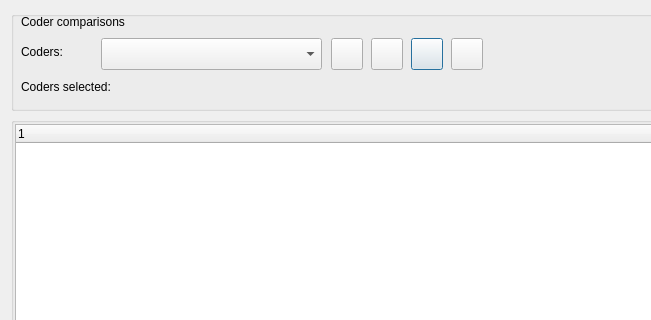
This is GUI_UIs/ui_dialog_report_comparisons.ui in ccbogel/QualCoder as Qt 5 draws it before an edit; both pictures show x 0 to 651 and y 0 to 320 of the 804 by 606 pixel window. The edited form follows.
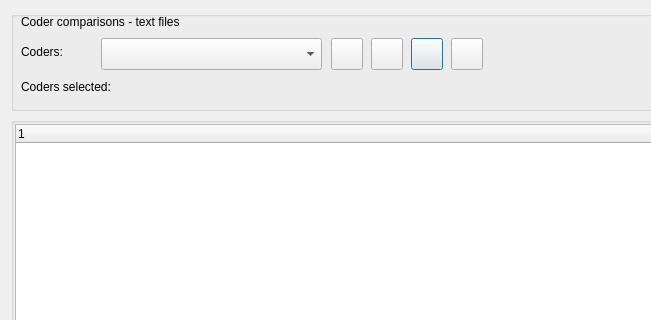
This is the edited form.

```diff
--- a/GUI_UIs/ui_dialog_report_comparisons.ui
+++ b/GUI_UIs/ui_dialog_report_comparisons.ui
@@ -110,12 +110,12 @@
        <rect>
         <x>10</x>
         <y>0</y>
-        <width>301</width>
+        <width>491</width>
         <height>22</height>
        </rect>
       </property>
       <property name="text">
-       <string>Coder comparisons</string>
+       <string>Coder comparisons - text files</string>
       </property>
      </widget>
      <widget class="QLabel" name="label_selections">
```
